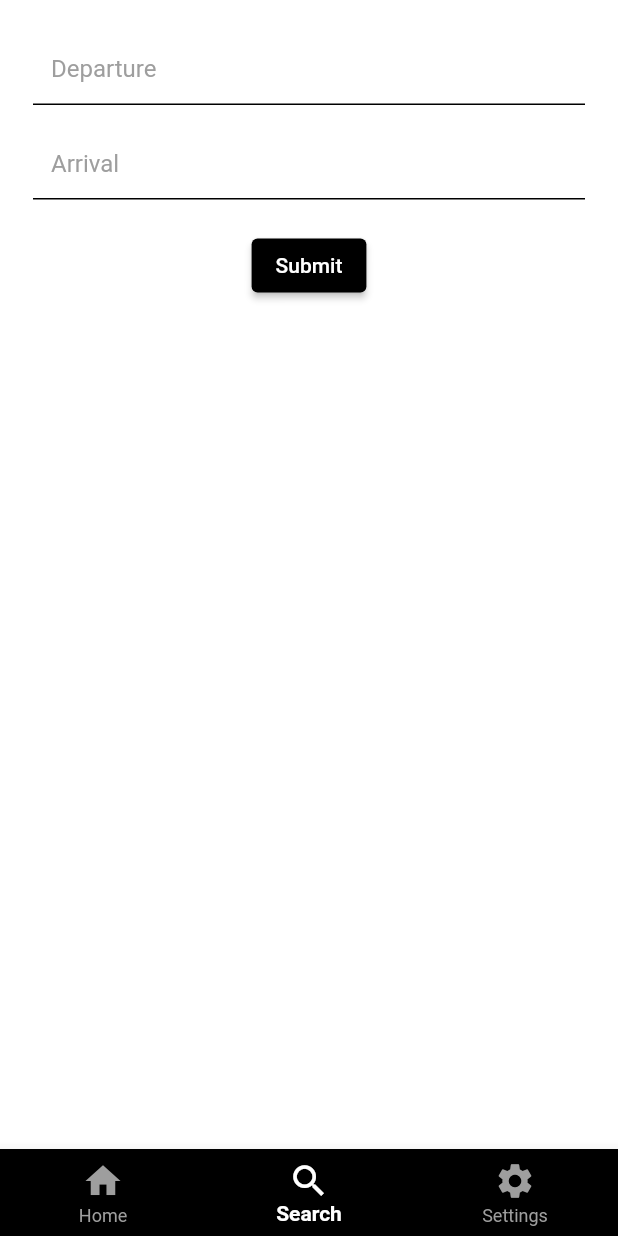
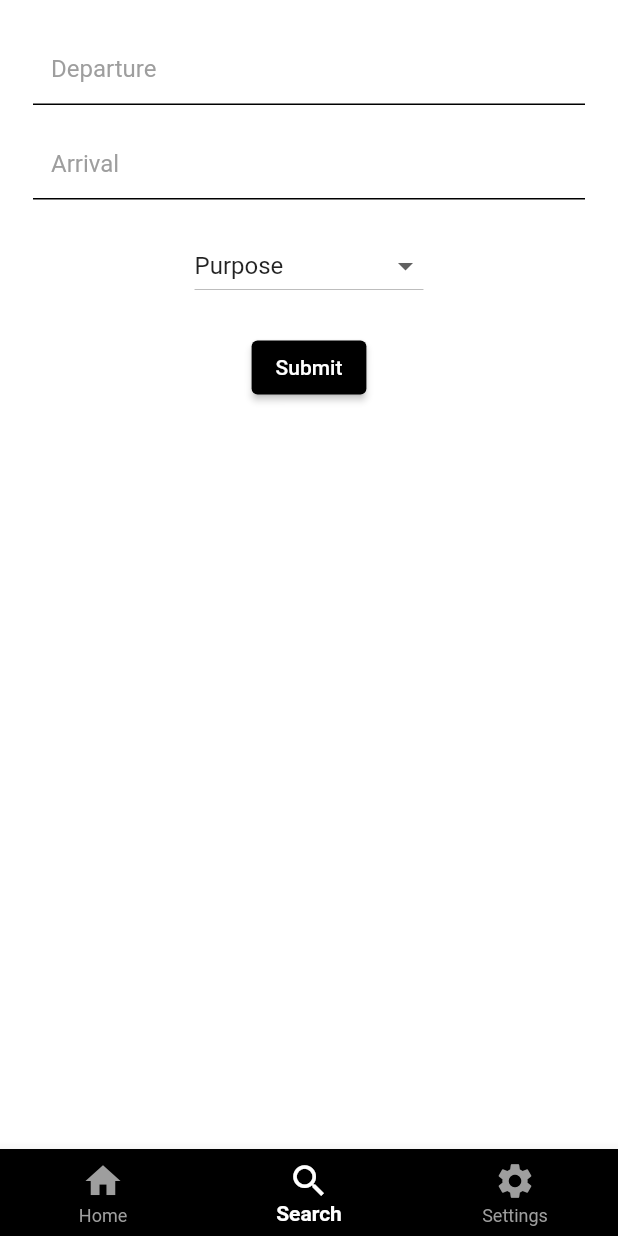
Before and after one commit to abdesselam-arch/map, a Flutter app: the screen it shows once a user with an empty profile is signed in, item 2 of the bottom bar chosen, on a phone screen of 412 x 824 dp. Run offline on Flutter 3.47's test engine with Material 2 defaults, Android fonts, the phone set to English and light mode, and no system bars; our stand-ins replace cloud_firestore, firebase_auth, firebase_core, flutter_map, geocoding, google_nav_bar and 2 more; accounts and stored records are empty; generated files the repository leaves out were written again; network calls fail.

Commit message:
Third commit 12:51PM

```diff
--- a/lib/pages/search_page.dart
+++ b/lib/pages/search_page.dart
@@ -1,3 +1,5 @@
+import 'package:cloud_firestore/cloud_firestore.dart';
+import 'package:firebase_auth/firebase_auth.dart';
 import 'package:flutter/material.dart';
 import 'package:geocoding/geocoding.dart';
 import 'package:latlong2/latlong.dart';
@@ -21,6 +23,32 @@ class _SearchPageState extends State<SearchPage> {
   bool isVisible = false;
   List<LatLng> routpoints = [const LatLng(52.05884, -1.345583)];
 
+  // user instance
+  final currentUser = FirebaseAuth.instance.currentUser!;
+  // collection instance
+  CollectionReference requests =
+      FirebaseFirestore.instance.collection('Requests');
+
+  List<String> purposeOptions = [
+    'Purpose',
+    'Travel',
+    'Education',
+    'Medical Condition',
+    'Work',
+    'Vacation'
+  ];
+  String selectedPurpose = 'Purpose';
+
+  void storeRequest() async {
+    await requests.add({
+      'UserEmail': currentUser.email,
+      'Departure': start.text,
+      'Arrival': end.text,
+      'Purpose': selectedPurpose,
+      'TimeStamp': Timestamp.now(),
+    });
+  }
+
   @override
   Widget build(BuildContext context) {
     return Scaffold(
@@ -31,11 +59,34 @@ class _SearchPageState extends State<SearchPage> {
           child: SingleChildScrollView(
             child: Column(
               children: [
-                myInput(controler: start, hint: translation(context).departure),
+                myInput(
+                  controler: start,
+                  hint: translation(context).departure,
+                ),
                 const SizedBox(
                   height: 15,
                 ),
-                myInput(controler: end, hint: translation(context).arrival),
+                myInput(
+                  controler: end,
+                  hint: translation(context).arrival,
+                ),
+                const SizedBox(
+                  height: 20,
+                ),
+                DropdownButton<String>(
+                  value: selectedPurpose,
+                  onChanged: (String? newValue) {
+                    setState(() {
+                      selectedPurpose = newValue!;
+                    });
+                  },
+                  items: purposeOptions.map((String value) {
+                    return DropdownMenuItem<String>(
+                      value: value,
+                      child: Text(value),
+                    );
+                  }).toList(),
+                ),
                 const SizedBox(
                   height: 20,
                 ),
@@ -43,6 +94,8 @@ class _SearchPageState extends State<SearchPage> {
                     style:
                         ElevatedButton.styleFrom(backgroundColor: Colors.black),
                     onPressed: () async {
+                      storeRequest();
+
                       List<Location> start_l =
                           await locationFromAddress(start.text);
                       List<Location> end_l =
```
Also changed, not shown: lib/l10n/app_ar.arb (+7 -1 lines), lib/l10n/app_en.arb (+7 -1 lines), lib/l10n/app_fr.arb (+7 -1 lines), lib/model/DirectionsViewModel.dart (added, +144 -0 lines), lib/model/weather_model.dart (added, +30 -0 lines), lib/services/weather_api_client.dart (added, +16 -0 lines).
